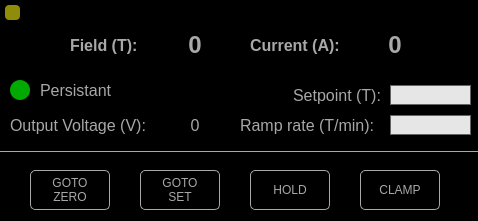
Above: GUI/FieldControl/FieldControl.ui from afylab/nanoSQUID-Scanning-Software before the change. Below: the same form after it.
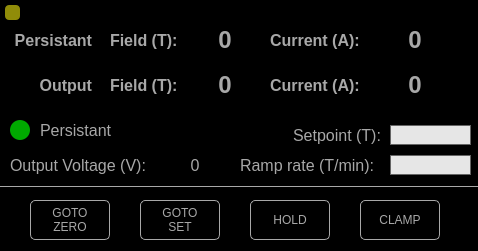
That is the form after the change. Icons and pictures are not drawn.

Commit message: Changed Magnet supply and FieldControl UI to better reflect persistance mode.

```diff
--- a/GUI/FieldControl/FieldControl.ui
+++ b/GUI/FieldControl/FieldControl.ui
@@ -7,7 +7,7 @@
     <x>0</x>
     <y>0</y>
     <width>478</width>
-    <height>221</height>
+    <height>251</height>
    </rect>
   </property>
   <property name="sizePolicy">
@@ -92,8 +92,8 @@
    <widget class="QLabel" name="label_field_static">
     <property name="geometry">
      <rect>
-      <x>70</x>
-      <y>30</y>
+      <x>110</x>
+      <y>70</y>
       <width>82</width>
       <height>30</height>
      </rect>
@@ -116,7 +116,7 @@
     <property name="geometry">
      <rect>
       <x>0</x>
-      <y>150</y>
+      <y>185</y>
       <width>500</width>
       <height>3</height>
      </rect>
@@ -137,7 +137,7 @@
     <property name="geometry">
      <rect>
       <x>390</x>
-      <y>85</y>
+      <y>125</y>
       <width>81</width>
       <height>20</height>
      </rect>
@@ -147,7 +147,7 @@
     <property name="geometry">
      <rect>
       <x>390</x>
-      <y>115</y>
+      <y>155</y>
       <width>81</width>
       <height>20</height>
      </rect>
@@ -157,7 +157,7 @@
     <property name="geometry">
      <rect>
       <x>10</x>
-      <y>80</y>
+      <y>120</y>
       <width>20</width>
       <height>20</height>
      </rect>
@@ -179,7 +179,7 @@
     <property name="geometry">
      <rect>
       <x>40</x>
-      <y>80</y>
+      <y>120</y>
       <width>151</width>
       <height>20</height>
      </rect>
@@ -197,7 +197,7 @@
     <property name="geometry">
      <rect>
       <x>140</x>
-      <y>170</y>
+      <y>200</y>
       <width>80</width>
       <height>40</height>
      </rect>
@@ -226,7 +226,7 @@
     <property name="geometry">
      <rect>
       <x>30</x>
-      <y>170</y>
+      <y>200</y>
       <width>80</width>
       <height>40</height>
      </rect>
@@ -255,7 +255,7 @@
     <property name="geometry">
      <rect>
       <x>250</x>
-      <y>170</y>
+      <y>200</y>
       <width>80</width>
       <height>40</height>
      </rect>
@@ -283,7 +283,7 @@
     <property name="geometry">
      <rect>
       <x>360</x>
-      <y>170</y>
+      <y>200</y>
       <width>80</width>
       <height>40</height>
      </rect>
@@ -310,8 +310,8 @@
    <widget class="QLabel" name="label_fieldval">
     <property name="geometry">
      <rect>
-      <x>150</x>
-      <y>30</y>
+      <x>180</x>
+      <y>70</y>
       <width>90</width>
       <height>30</height>
      </rect>
@@ -336,8 +336,8 @@
    <widget class="QLabel" name="label_current_static">
     <property name="geometry">
      <rect>
-      <x>250</x>
-      <y>30</y>
+      <x>270</x>
+      <y>70</y>
       <width>101</width>
       <height>30</height>
      </rect>
@@ -359,8 +359,8 @@
    <widget class="QLabel" name="label_currentval">
     <property name="geometry">
      <rect>
-      <x>350</x>
-      <y>30</y>
+      <x>370</x>
+      <y>70</y>
       <width>90</width>
       <height>30</height>
      </rect>
@@ -386,7 +386,7 @@
     <property name="geometry">
      <rect>
       <x>10</x>
-      <y>110</y>
+      <y>150</y>
       <width>161</width>
       <height>30</height>
      </rect>
@@ -409,7 +409,7 @@
     <property name="geometry">
      <rect>
       <x>150</x>
-      <y>110</y>
+      <y>150</y>
       <width>90</width>
       <height>30</height>
      </rect>
@@ -435,7 +435,7 @@
     <property name="geometry">
      <rect>
       <x>240</x>
-      <y>80</y>
+      <y>120</y>
       <width>141</width>
       <height>30</height>
      </rect>
@@ -461,7 +461,7 @@
     <property name="geometry">
      <rect>
       <x>240</x>
-      <y>110</y>
+      <y>150</y>
       <width>141</width>
       <height>30</height>
      </rect>
@@ -480,6 +480,156 @@
      <string>Ramp rate (T/min):</string>
     </property>
    </widget>
+   <widget class="QLabel" name="label_persist_field_static">
+    <property name="geometry">
+     <rect>
+      <x>110</x>
+      <y>25</y>
+      <width>82</width>
+      <height>30</height>
+     </rect>
+    </property>
+    <property name="font">
+     <font>
+      <pointsize>12</pointsize>
+      <weight>75</weight>
+      <bold>true</bold>
+     </font>
+    </property>
+    <property name="layoutDirection">
+     <enum>Qt::LeftToRight</enum>
+    </property>
+    <property name="text">
+     <string>Field (T):</string>
+    </property>
+   </widget>
+   <widget class="QLabel" name="label_persist">
+    <property name="geometry">
+     <rect>
+      <x>10</x>
+      <y>25</y>
+      <width>82</width>
+      <height>30</height>
+     </rect>
+    </property>
+    <property name="font">
+     <font>
+      <pointsize>12</pointsize>
+      <weight>75</weight>
+      <bold>true</bold>
+     </font>
+    </property>
+    <property name="layoutDirection">
+     <enum>Qt::LeftToRight</enum>
+    </property>
+    <property name="text">
+     <string>Persistant</string>
+    </property>
+    <property name="alignment">
+     <set>Qt::AlignRight|Qt::AlignTrailing|Qt::AlignVCenter</set>
+    </property>
+   </widget>
+   <widget class="QLabel" name="label_persist_2">
+    <property name="geometry">
+     <rect>
+      <x>10</x>
+      <y>70</y>
+      <width>82</width>
+      <height>30</height>
+     </rect>
+    </property>
+    <property name="font">
+     <font>
+      <pointsize>12</pointsize>
+      <weight>75</weight>
+      <bold>true</bold>
+     </font>
+    </property>
+    <property name="layoutDirection">
+     <enum>Qt::LeftToRight</enum>
+    </property>
+    <property name="text">
+     <string>Output</string>
+    </property>
+    <property name="alignment">
+     <set>Qt::AlignRight|Qt::AlignTrailing|Qt::AlignVCenter</set>
+    </property>
+   </widget>
+   <widget class="QLabel" name="label_persist_current_static">
+    <property name="geometry">
+     <rect>
+      <x>270</x>
+      <y>25</y>
+      <width>101</width>
+      <height>30</height>
+     </rect>
+    </property>
+    <property name="font">
+     <font>
+      <pointsize>12</pointsize>
+      <weight>75</weight>
+      <bold>true</bold>
+     </font>
+    </property>
+    <property name="layoutDirection">
+     <enum>Qt::LeftToRight</enum>
+    </property>
+    <property name="text">
+     <string>Current (A):</string>
+    </property>
+   </widget>
+   <widget class="QLabel" name="label_persist_fieldval">
+    <property name="geometry">
+     <rect>
+      <x>180</x>
+      <y>25</y>
+      <width>90</width>
+      <height>30</height>
+     </rect>
+    </property>
+    <property name="font">
+     <font>
+      <pointsize>18</pointsize>
+      <weight>75</weight>
+      <bold>true</bold>
+     </font>
+    </property>
+    <property name="layoutDirection">
+     <enum>Qt::LeftToRight</enum>
+    </property>
+    <property name="text">
+     <string>0</string>
+    </property>
+    <property name="alignment">
+     <set>Qt::AlignCenter</set>
+    </property>
+   </widget>
+   <widget class="QLabel" name="label_persist_currentval">
+    <property name="geometry">
+     <rect>
+      <x>370</x>
+      <y>25</y>
+      <width>90</width>
+      <height>30</height>
+     </rect>
+    </property>
+    <property name="font">
+     <font>
+      <pointsize>18</pointsize>
+      <weight>75</weight>
+      <bold>true</bold>
+     </font>
+    </property>
+    <property name="layoutDirection">
+     <enum>Qt::LeftToRight</enum>
+    </property>
+    <property name="text">
+     <string>0</string>
+    </property>
+    <property name="alignment">
+     <set>Qt::AlignCenter</set>
+    </property>
+   </widget>
    <zorder>push_Servers</zorder>
    <zorder>label_field_static</zorder>
    <zorder>line</zorder>
```
Left out of the diff: 6 changed lines with no effect on the pictures. The commit also changes 7 other files.
